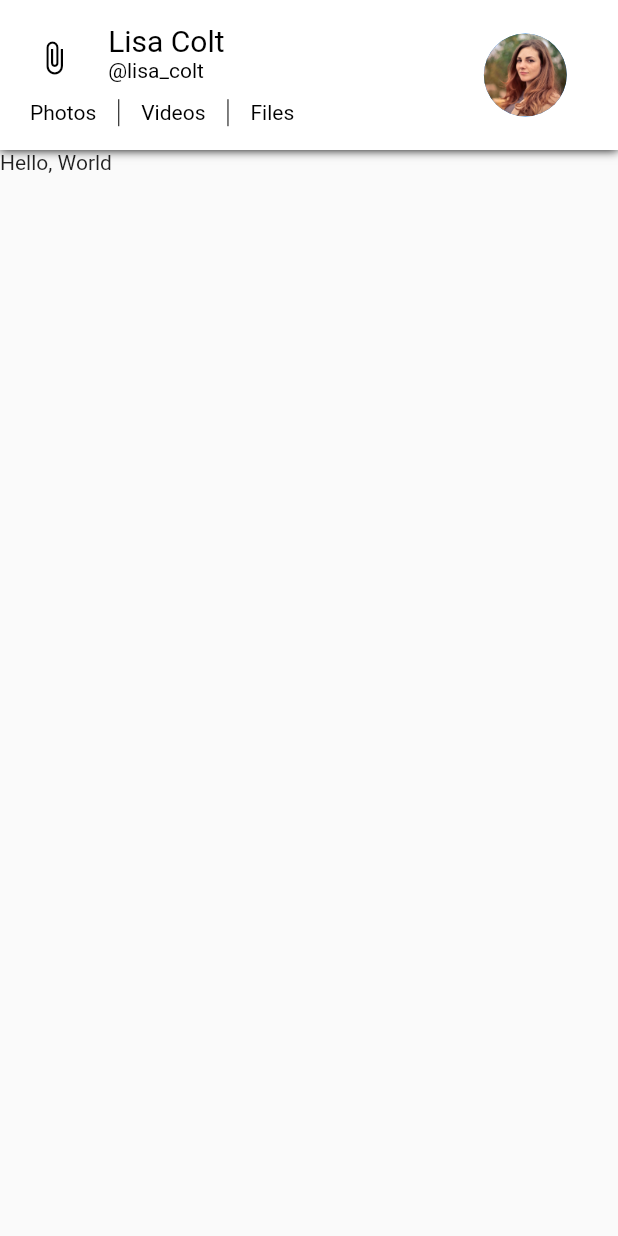
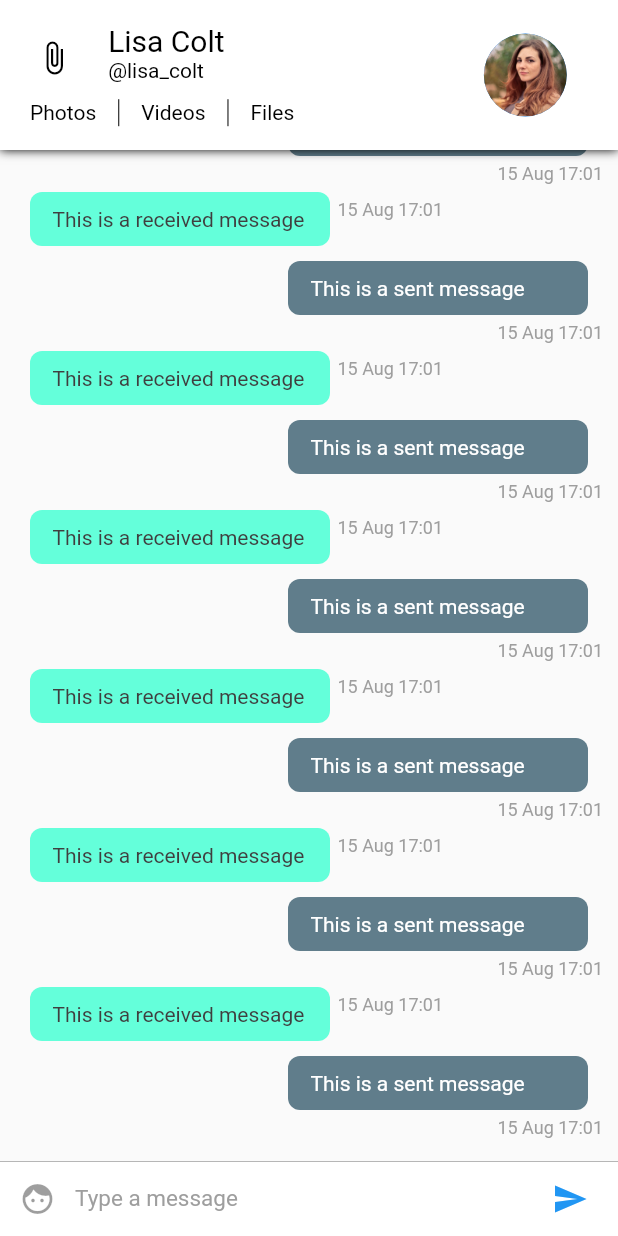
Before and after one commit to varunkmr19/genus, a Flutter app: the screen it shows after launch, on a phone screen of 412 x 824 dp. Run offline on Flutter 3.47's test engine with Material 2 defaults, Android fonts, the phone set to English and light mode, and no system bars.

Commit message:
added chatScreen

```diff
--- a/lib/pages/ConversationPage.dart
+++ b/lib/pages/ConversationPage.dart
@@ -1,5 +1,7 @@
 import 'package:flutter/material.dart';
 import 'package:genus/widgets/ChatAppBar.dart';
+import 'package:genus/widgets/ChatListWidget.dart';
+import 'package:genus/widgets/InputWidget.dart';
 
 class ConversationPage extends StatefulWidget {
   @override
@@ -12,7 +14,14 @@ class _ConversationPageState extends State<ConversationPage> {
     return SafeArea(
       child: Scaffold(
         appBar: ChatAppBar(),
-        body: Text("Hello, World"),
+        body: Stack(children: <Widget>[
+          Column(
+            children: <Widget>[
+              ChatListWidget(),
+              InputWidget()
+            ],
+          )
+        ],)
       ),
     );
   }
--- a/lib/widgets/ChatItemWidget.dart
+++ b/lib/widgets/ChatItemWidget.dart
@@ -0,0 +1,92 @@
+import 'package:flutter/material.dart';
+import 'package:genus/config/Palette.dart';
+import 'package:intl/intl.dart';
+
+class ChatItemWidget extends StatelessWidget {
+  var index;
+  ChatItemWidget(this.index);
+
+  @override
+  Widget build(BuildContext context) {
+    if(index % 2 == 0) {
+      return Container(
+        child: Column(
+          children: <Widget>[
+            Row(
+              mainAxisAlignment: MainAxisAlignment.end,
+              children: <Widget>[
+                Container(
+                  padding: EdgeInsets.fromLTRB(15.0, 10.0, 15.0, 10.0),
+                  width: 200.0,
+                  decoration: BoxDecoration(
+                    color: Palette.sentMessageBackgroundColor,
+                    borderRadius: BorderRadius.circular(8.0),
+                  ),
+                  margin: EdgeInsets.only(right: 10.0),
+                  child: Text(
+                    'This is a sent message',
+                    style: TextStyle(color: Palette.sentMessageColor),
+                  ),
+                ),
+              ],
+            ),
+            Row(
+              mainAxisAlignment: MainAxisAlignment.end,
+              children: <Widget>[
+                Container(
+                  margin: EdgeInsets.only(left: 5.0, top: 5.0, bottom: 5.0),
+                  child: Text(
+                    DateFormat('dd MMM kk:mm').format(DateTime.fromMillisecondsSinceEpoch(1565888474278)),
+                    style: TextStyle(
+                      color: Palette.greyColor,
+                      fontSize: 12.0,
+                      fontStyle: FontStyle.normal
+                    ),
+                  ),
+                )
+              ],
+            )
+          ],
+        ),
+      );
+
+    } else {
+      return Container(
+        margin: EdgeInsets.only(bottom: 10.0),
+        child: Column(
+          children: <Widget>[
+            Row(
+              crossAxisAlignment: CrossAxisAlignment.start,
+              children: <Widget>[
+                Container(
+                  padding: EdgeInsets.fromLTRB(15.0, 10.0, 15.0, 10.0),
+                  width: 200.0,
+                  decoration: BoxDecoration(
+                    color: Palette.receiveMessageBackgroundColor,
+                    borderRadius: BorderRadius.circular(8.0),
+                  ),
+                  margin: EdgeInsets.only(left: 10.0),
+                  child: Text(
+                    'This is a received message',
+                    style: TextStyle(color: Palette.receiveMessageColor),
+                  ),
+                ),
+                Container(
+                  margin: EdgeInsets.only(left: 5.0, top: 5.0, bottom: 5.0),
+                  child: Text(
+                    DateFormat('dd MMM kk:mm').format(DateTime.fromMillisecondsSinceEpoch(1565888474278)),
+                    style: TextStyle(
+                      color: Palette.greyColor,
+                      fontSize: 12.0,
+                      fontStyle: FontStyle.normal
+                    ),
+                  ),
+                )
+              ],
+            ),
+          ],
+        ),
+      );
+    }
+  }
+}
--- a/lib/widgets/ChatListWidget.dart
+++ b/lib/widgets/ChatListWidget.dart
@@ -0,0 +1,18 @@
+import 'package:flutter/material.dart';
+import 'ChatItemWidget.dart';
+
+class ChatListWidget extends StatelessWidget {
+  final ScrollController listScrollController = ScrollController();
+  @override
+  Widget build(BuildContext context) {
+    return Flexible(
+      child: ListView.builder(
+        padding: EdgeInsets.all(10.0),
+        itemBuilder: (context, index) => ChatItemWidget(index),
+        itemCount: 20,
+        reverse: true,
+        controller: listScrollController,
+      ),
+    );
+  }
+}
--- a/lib/widgets/InputWidget.dart
+++ b/lib/widgets/InputWidget.dart
@@ -0,0 +1,56 @@
+import 'package:flutter/material.dart';
+import 'package:genus/config/Palette.dart';
+
+class InputWidget extends StatelessWidget {
+  final TextEditingController textEditingController = TextEditingController();
+  @override
+  Widget build(BuildContext context) {
+    return Container(
+      width: double.infinity,
+      height: 50.0,
+      decoration: BoxDecoration(
+        border: Border(
+          top: BorderSide(color: Palette.greyColor, width: 0.5)
+        ),
+        color: Colors.white,
+      ),
+      child: Row(
+        children: <Widget>[
+          Material(
+            color: Colors.white,
+            child: Container(
+              margin: EdgeInsets.symmetric(horizontal: 1.0),
+              child: IconButton(
+                  icon: Icon(Icons.face),
+                  color: Palette.primaryColor,
+              ),
+            ),
+          ),
+          Flexible(
+            child: Container(
+              child: TextField(
+                style: TextStyle(color: Palette.primaryTextColor, fontSize: 15.0),
+                controller: textEditingController,
+                decoration: InputDecoration.collapsed(
+                  hintText: 'Type a message',
+                  hintStyle: TextStyle(color: Palette.greyColor),
+                ),
+              ),
+            ),
+          ),
+          Material(
+            color: Colors.white,
+            child: Container(
+              margin: EdgeInsets.symmetric(horizontal: 8.0),
+              child: IconButton(
+                icon: Icon(Icons.send),
+                onPressed: () => {},
+                color: Palette.primaryColor,
+              ),
+            ),
+          ),
+        ],
+      ),
+    );
+  }
+}
--- a/pubspec.yaml
+++ b/pubspec.yaml
@@ -19,6 +19,7 @@ environment:
 dependencies:
   flutter:
     sdk: flutter
+  intl: ^0.16.0
 
   # The following adds the Cupertino Icons font to your application.
   # Use with the CupertinoIcons class for iOS style icons.
```
Also changed, not shown: pubspec.lock.
